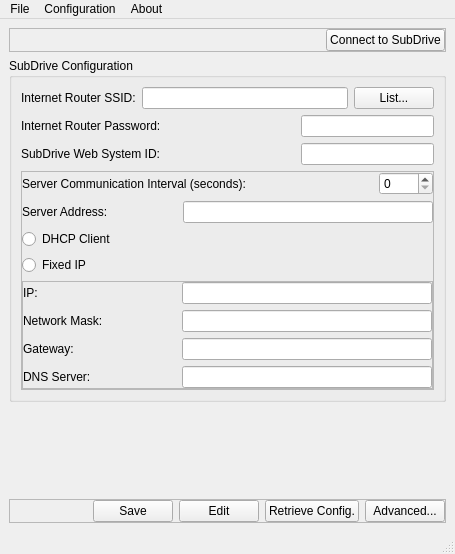
This is mainwindow.ui in pliniofpa/SubDriveConfigTool as Qt 5 draws it before an edit. The edited form follows.
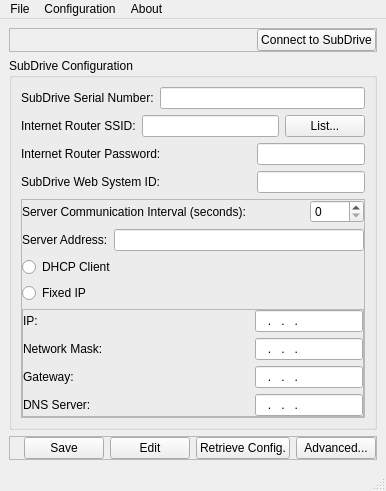
This is the edited form. Icons and pictures are not drawn.

Commit message: Working with DHCP/Fixed IP Option

The edit to the form file:
```diff
--- a/mainwindow.ui
+++ b/mainwindow.ui
@@ -6,8 +6,8 @@
    <rect>
     <x>0</x>
     <y>0</y>
-    <width>455</width>
-    <height>554</height>
+    <width>382</width>
+    <height>490</height>
    </rect>
   </property>
   <property name="windowTitle">
@@ -73,6 +73,36 @@
        <string>SubDrive Configuration</string>
       </property>
       <layout class="QVBoxLayout" name="verticalLayout_4">
+       <item>
+        <layout class="QHBoxLayout" name="horizontalLayout_13">
+         <item>
+          <widget class="QLabel" name="label_10">
+           <property name="text">
+            <string>SubDrive Serial Number:</string>
+           </property>
+           <property name="buddy">
+            <cstring>router_ssid_lineEdit_2</cstring>
+           </property>
+          </widget>
+         </item>
+         <item>
+          <widget class="QLineEdit" name="subdrive_sn_lineEdit_3">
+           <property name="font">
+            <font>
+             <weight>75</weight>
+             <bold>true</bold>
+            </font>
+           </property>
+           <property name="frame">
+            <bool>true</bool>
+           </property>
+           <property name="readOnly">
+            <bool>true</bool>
+           </property>
+          </widget>
+         </item>
+        </layout>
+       </item>
        <item>
         <layout class="QHBoxLayout" name="horizontalLayout_4">
          <item>
@@ -329,26 +359,10 @@
                  </property>
                 </widget>
                </item>
-               <item>
-                <spacer name="horizontalSpacer_7">
-                 <property name="orientation">
-                  <enum>Qt::Horizontal</enum>
-                 </property>
-                 <property name="sizeHint" stdset="0">
-                  <size>
-                   <width>40</width>
-                   <height>20</height>
-                  </size>
-                 </property>
-                </spacer>
-               </item>
-               <item>
-                <widget class="QLineEdit" name="fixed_ip_lineEdit_5">
-                 <property name="minimumSize">
-                  <size>
-                   <width>250</width>
-                   <height>0</height>
-                  </size>
+               <item alignment="Qt::AlignRight">
+                <widget class="QLineEdit" name="fixed_ip_IP_lineEdit_5">
+                 <property name="inputMask">
+                  <string>999.999.999.999</string>
                  </property>
                 </widget>
                </item>
@@ -366,26 +380,10 @@
                  </property>
                 </widget>
                </item>
-               <item>
-                <spacer name="horizontalSpacer_8">
-                 <property name="orientation">
-                  <enum>Qt::Horizontal</enum>
-                 </property>
-                 <property name="sizeHint" stdset="0">
-                  <size>
-                   <width>40</width>
-                   <height>20</height>
-                  </size>
-                 </property>
-                </spacer>
-               </item>
-               <item>
-                <widget class="QLineEdit" name="fixed_ip_lineEdit_6">
-                 <property name="minimumSize">
-                  <size>
-                   <width>250</width>
-                   <height>0</height>
-                  </size>
+               <item alignment="Qt::AlignRight">
+                <widget class="QLineEdit" name="fixed_ip_net_mask_lineEdit_6">
+                 <property name="inputMask">
+                  <string>999.999.999.999</string>
                  </property>
                 </widget>
                </item>
@@ -403,26 +401,10 @@
                  </property>
                 </widget>
                </item>
-               <item>
-                <spacer name="horizontalSpacer_9">
-                 <property name="orientation">
-                  <enum>Qt::Horizontal</enum>
-                 </property>
-                 <property name="sizeHint" stdset="0">
-                  <size>
-                   <width>40</width>
-                   <height>20</height>
-                  </size>
-                 </property>
-                </spacer>
-               </item>
-               <item>
-                <widget class="QLineEdit" name="fixed_ip_lineEdit_7">
-                 <property name="minimumSize">
-                  <size>
-                   <width>250</width>
-                   <height>0</height>
-                  </size>
+               <item alignment="Qt::AlignRight">
+                <widget class="QLineEdit" name="fixed_ip_gateway_lineEdit_7">
+                 <property name="inputMask">
+                  <string>999.999.999.999</string>
                  </property>
                 </widget>
                </item>
@@ -440,26 +422,10 @@
                  </property>
                 </widget>
                </item>
-               <item>
-                <spacer name="horizontalSpacer_10">
-                 <property name="orientation">
-                  <enum>Qt::Horizontal</enum>
-                 </property>
-                 <property name="sizeHint" stdset="0">
-                  <size>
-                   <width>40</width>
-                   <height>20</height>
-                  </size>
-                 </property>
-                </spacer>
-               </item>
-               <item>
-                <widget class="QLineEdit" name="fixed_ip_lineEdit_8">
-                 <property name="minimumSize">
-                  <size>
-                   <width>250</width>
-                   <height>0</height>
-                  </size>
+               <item alignment="Qt::AlignRight">
+                <widget class="QLineEdit" name="fixed_ip_dns_server_lineEdit_8">
+                 <property name="inputMask">
+                  <string>999.999.999.999</string>
                  </property>
                 </widget>
                </item>
@@ -478,19 +444,6 @@
       </layout>
      </widget>
     </item>
-    <item>
-     <spacer name="verticalSpacer">
-      <property name="orientation">
-       <enum>Qt::Vertical</enum>
-      </property>
-      <property name="sizeHint" stdset="0">
-       <size>
-        <width>20</width>
-        <height>40</height>
-       </size>
-      </property>
-     </spacer>
-    </item>
     <item>
      <widget class="QFrame" name="buttons_frame">
       <property name="frameShape">
@@ -568,6 +521,19 @@
       </layout>
      </widget>
     </item>
+    <item>
+     <spacer name="verticalSpacer">
+      <property name="orientation">
+       <enum>Qt::Vertical</enum>
+      </property>
+      <property name="sizeHint" stdset="0">
+       <size>
+        <width>20</width>
+        <height>40</height>
+       </size>
+      </property>
+     </spacer>
+    </item>
    </layout>
   </widget>
   <widget class="QMenuBar" name="menubar">
@@ -575,8 +541,8 @@
     <rect>
      <x>0</x>
      <y>0</y>
-     <width>455</width>
-     <height>26</height>
+     <width>382</width>
+     <height>21</height>
     </rect>
    </property>
    <widget class="QMenu" name="menuFile">
```
Left out of the diff: 8 changed lines with no effect on the pictures. The commit also changes 2 other files.
